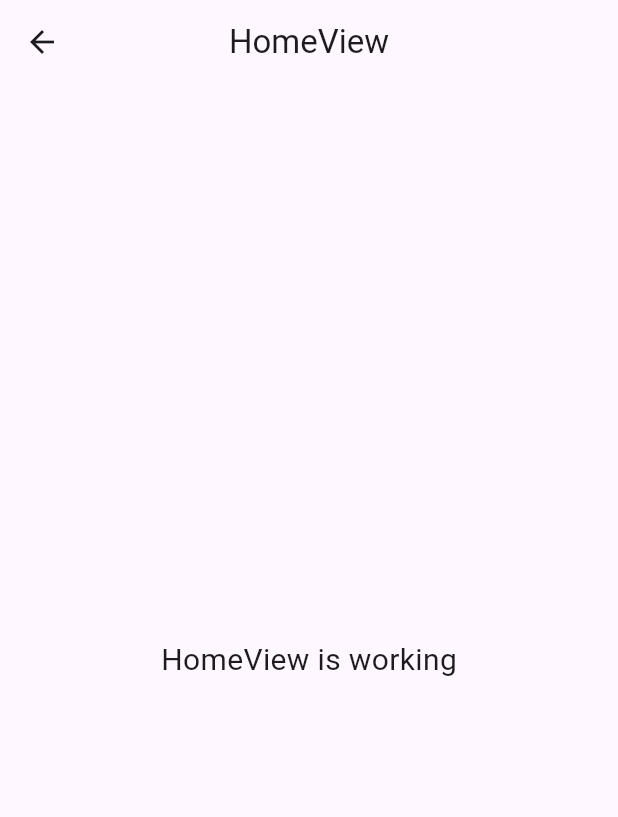
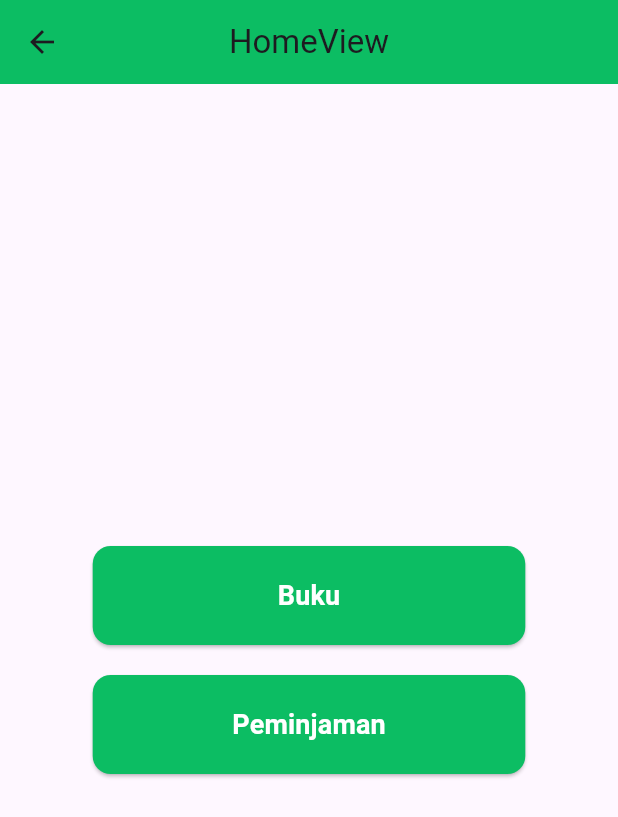
Before and after one commit to hahihiha/peminjam_perpustakaan_kelas_c, a Flutter app: the HomeView screen opened by its route, on a phone screen of 412 x 824 dp. Shown: the top 817 px of the screen. Run offline on Flutter 3.47's test engine with Material 3 defaults, Android fonts, the phone set to English and light mode, and no system bars; our stand-ins replace dio, get, get_storage, pretty_dio_logger; accounts and stored records are empty.

Commit message:
membuat halaman home

```diff
--- a/lib/app/modules/home/views/home_view.dart
+++ b/lib/app/modules/home/views/home_view.dart
@@ -1,22 +1,70 @@
 import 'package:flutter/material.dart';
-
 import 'package:get/get.dart';
 
+import '../../../routes/app_pages.dart';
 import '../controllers/home_controller.dart';
 
 class HomeView extends GetView<HomeController> {
   const HomeView({Key? key}) : super(key: key);
+
   @override
   Widget build(BuildContext context) {
+    double buttonWidth = MediaQuery.of(context).size.width * 0.7;
+
     return Scaffold(
       appBar: AppBar(
         title: const Text('HomeView'),
         centerTitle: true,
+        backgroundColor: Color(0xFF0CBD63),
       ),
-      body: const Center(
-        child: Text(
-          'HomeView is working',
-          style: TextStyle(fontSize: 20),
+      body: Center(
+        child: Column(
+          mainAxisAlignment: MainAxisAlignment.center,
+          children: [
+            Container(
+              width: buttonWidth,
+              child: ElevatedButton(
+                onPressed: () => Get.toNamed(Routes.BOOK),
+                style: ElevatedButton.styleFrom(
+                  backgroundColor: Color(0xFF0CBD63),
+                  padding: EdgeInsets.symmetric(vertical: 20.0),
+                  shape: RoundedRectangleBorder(
+                    borderRadius: BorderRadius.circular(12.0),
+                  ),
+                ),
+                child: Text(
+                  "Buku",
+                  style: TextStyle(
+                    fontSize: 18,
+                    fontWeight: FontWeight.bold,
+                    color: Colors.white,
+                  ),
+                ),
+              ),
+            ),
+            SizedBox(height: 20),
+            Container(
+              width: buttonWidth,
+              child: ElevatedButton(
+                onPressed: () => Get.toNamed(Routes.PEMINJAMAN),
+                style: ElevatedButton.styleFrom(
+                  backgroundColor: Color(0xFF0CBD63),
+                  padding: EdgeInsets.symmetric(vertical: 20.0),
+                  shape: RoundedRectangleBorder(
+                    borderRadius: BorderRadius.circular(12.0),
+                  ),
+                ),
+                child: Text(
+                  "Peminjaman",
+                  style: TextStyle(
+                    fontSize: 18,
+                    fontWeight: FontWeight.bold,
+                    color: Colors.white,
+                  ),
+                ),
+              ),
+            ),
+          ],
         ),
       ),
     );
```
